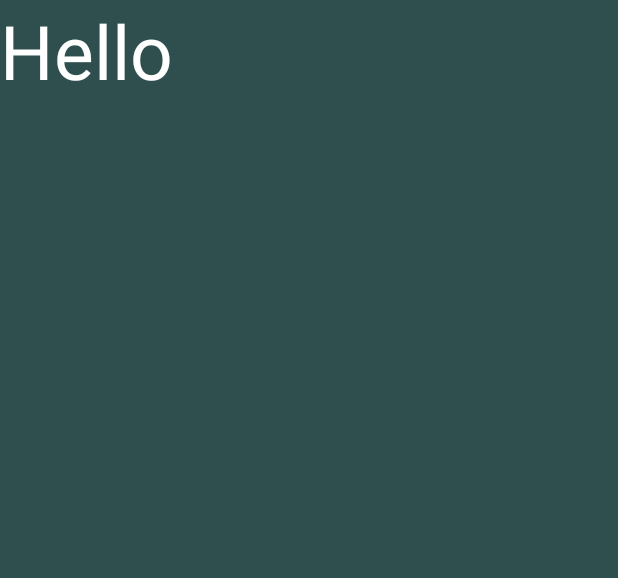
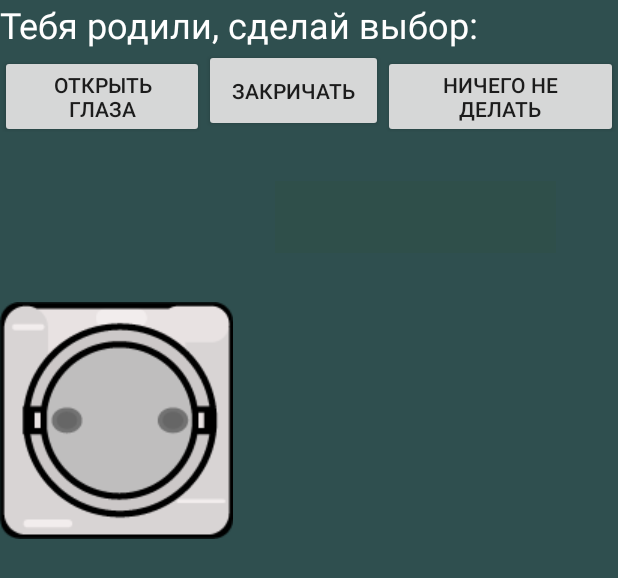
Before and after one commit to UmidKhodzhaev/TextQuest, an Android app: the layout second_level.xml on its own in the app's theme, with its tools: preview values and no code run, on a phone screen of 412 x 824 dp. Shown: the top 578 px of the screen. Run offline under Robolectric (Android 15) with nearby library versions, the phone set to English and light mode, and no system bars.

Commit message:
Second level
1)Fixed first level
2)Complete second level

```diff
--- a/TextQuest/app/src/main/AndroidManifest.xml
+++ b/TextQuest/app/src/main/AndroidManifest.xml
@@ -27,6 +27,11 @@
                 <category android:name="android.intent.category.LAUNCHER" />
             </intent-filter>
         </activity>
+        <activity android:name=".ThirdLevel">
+            <intent-filter>
+                <category android:name="android.intent.category.LAUNCHER" />
+            </intent-filter>
+        </activity>
     </application>
 
 </manifest>
--- a/TextQuest/app/src/main/res/layout/first_level.xml
+++ b/TextQuest/app/src/main/res/layout/first_level.xml
@@ -49,7 +49,7 @@
                 android:layout_height="match_parent"
                 android:text=""
                 android:textSize="24sp"
-                android:textColor="#0000FF"/>
+                android:textColor="#B22222"/>
 
             <Button
                 android:id="@+id/button"
@@ -79,7 +79,8 @@
                 android:layout_height="wrap_content"
                 android:layout_weight="1"
                 android:text=" "
-                android:background="#2F4F4F"/>
+                android:background="#2F4F4F"
+                android:textColor="#6B8E23"/>
 
 
         </LinearLayout>
--- a/TextQuest/app/src/main/res/layout/second_level.xml
+++ b/TextQuest/app/src/main/res/layout/second_level.xml
@@ -1,6 +1,7 @@
 <?xml version="1.0" encoding="utf-8"?>
 
-<LinearLayout xmlns:tools="http://schemas.android.com/tools"
+<LinearLayout xmlns:app="http://schemas.android.com/apk/res-auto"
+    xmlns:tools="http://schemas.android.com/tools"
     xmlns:android="http://schemas.android.com/apk/res/android"
     android:layout_width="match_parent"
     android:layout_height="match_parent"
@@ -23,9 +24,120 @@
                 android:layout_width="wrap_content"
                 android:layout_height="wrap_content"
                 android:layout_weight="1"
-                android:text="Hello"
+                android:text="Тебя родили, сделай выбор:"
                 android:textColor="#ffffff"
-                android:textSize="50sp"/>
+                android:textSize="24sp" />
+
+            <LinearLayout
+                android:layout_width="wrap_content"
+                android:layout_height="wrap_content"
+                android:orientation="horizontal">
+
+                <Button
+                    android:id="@+id/openEyes"
+                    android:layout_width="wrap_content"
+                    android:layout_height="wrap_content"
+                    android:layout_weight="1"
+                    android:text="Открыть глаза" />
+
+                <Button
+                    android:id="@+id/cry"
+                    android:layout_width="121dp"
+                    android:layout_height="match_parent"
+                    android:layout_weight="1"
+                    android:text="Закричать" />
+
+                <Button
+                    android:id="@+id/nothingToDo"
+                    android:layout_width="wrap_content"
+                    android:layout_height="wrap_content"
+                    android:layout_weight="1"
+                    android:text="Ничего не делать" />
+
+            </LinearLayout>
+
+            <TextView
+                android:id="@+id/textAnswerOnButton"
+                android:layout_width="wrap_content"
+                android:layout_height="wrap_content"
+                android:layout_weight="1"
+                android:text=" "
+                android:textColor="#D2B48C"
+                android:textSize="24sp"/>
+
+
+            <LinearLayout
+            android:layout_width="wrap_content"
+            android:layout_height="wrap_content"
+            android:orientation="horizontal">
+
+                <Button
+                    android:id="@+id/superPower"
+                    android:layout_width="183dp"
+                    android:layout_height="wrap_content"
+                    android:layout_weight="1"
+                    android:background="#2F4F4F"
+                    android:text=" " />
+
+                <Button
+                    android:id="@+id/nothing"
+                    android:layout_width="187dp"
+                    android:layout_height="wrap_content"
+                    android:layout_weight="1"
+                    android:background="#2F4F4A"
+                    android:text=" " />
+            </LinearLayout>
+
+
+            <TextView
+                android:id="@+id/textStory"
+                android:layout_width="wrap_content"
+                android:layout_height="wrap_content"
+                android:layout_weight="1"
+                android:text=""
+                android:textColor="#D2B48C"
+                android:textSize="24sp"/>
+            <ImageView
+            android:id="@+id/imageRozetka"
+            android:layout_width="wrap_content"
+            android:layout_height="match_parent"
+            android:layout_weight="1"
+            android:background="@drawable/rozetka"/>
+            <TextView
+                android:id="@+id/textSuperpower"
+                android:layout_width="wrap_content"
+                android:layout_height="wrap_content"
+                android:layout_weight="1"
+                android:text=""
+                android:textColor="#D2B48C"
+                android:textSize="24sp" />
+
+            <TextView
+                android:id="@+id/textConsequences"
+                android:layout_width="wrap_content"
+                android:layout_height="wrap_content"
+                android:layout_weight="1"
+                android:text=""
+                android:textColor="#D2B48C"
+                android:textSize="24sp"/>
+            <Button
+            android:id="@+id/to3level"
+                android:layout_width="wrap_content"
+                android:layout_height="wrap_content"
+                android:layout_weight="1"
+                android:text=" "
+                android:background="#2F4F4F"
+                android:textColor="#6B8E23"/>
+            <Button
+                android:id="@+id/dead"
+                android:layout_width="wrap_content"
+                android:layout_height="wrap_content"
+                android:layout_weight="1"
+                android:background="#2F4F4F"
+                android:textColor="#ffffff"
+                android:text=""
+                android:textSize="32sp"/>
+
         </LinearLayout>
     </ScrollView>
 
```
Also changed, not shown: TextQuest/app/src/main/java/com/example/umidi/textquest/FirstLevel.java (+18 -8 lines), TextQuest/app/src/main/java/com/example/umidi/textquest/SecondLevel.java (+108 -0 lines), TextQuest/app/src/main/java/com/example/umidi/textquest/ThirdLevel.java (added, +18 -0 lines), TextQuest/app/src/main/res/layout/third_level.xml (added, +42 -0 lines), TextQuest/app/src/main/res/drawable/rozetka.png (added), 5 other files.
